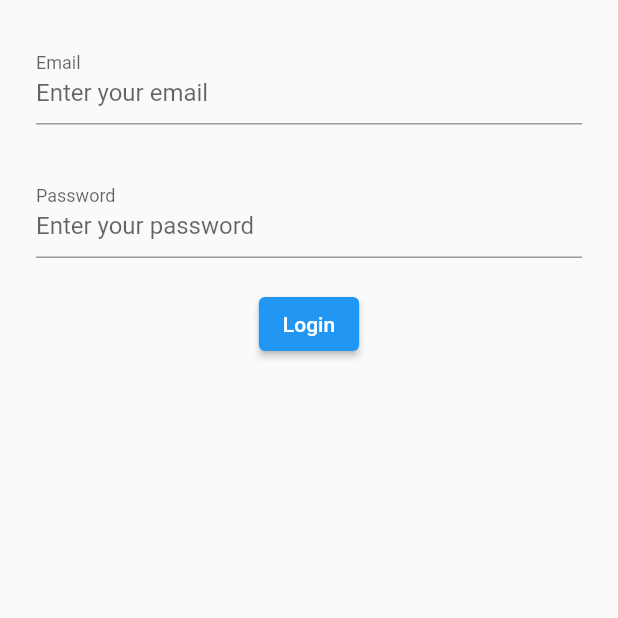
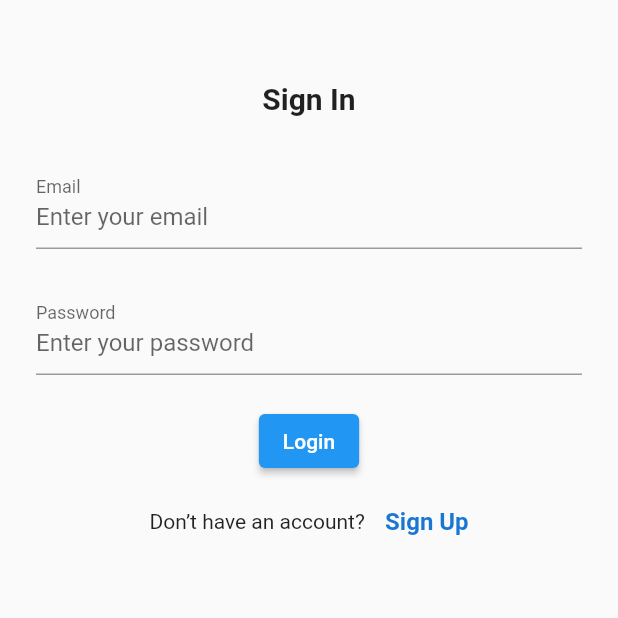
Before and after one commit to casa98/UniFavores-Flutter, a Flutter app: the screen it shows after launch, on a phone screen of 412 x 824 dp, the top half of it. Run offline on Flutter 3.47's test engine with Material 2 defaults, Android fonts, the phone set to English and light mode, and no system bars; our stand-ins replace email_validator, firebase_auth, firebase_core; accounts and stored records are empty.

Commit message:
Setup new Registration

```diff
--- a/lib/screens/auth/login.dart
+++ b/lib/screens/auth/login.dart
@@ -24,14 +24,44 @@
           padding: EdgeInsets.all(24.0),
           child: Form(
             key: _formKey,
+            child: SingleChildScrollView(
               child: Column(
                 children: [
+                  SizedBox(height: 30.0),
+                  Text(
+                    'Sign In',
+                    style: TextStyle(
+                      fontSize: 20.0,
+                      fontWeight: FontWeight.w600,
+                    ),
+                  ),
+                  SizedBox(height: 30.0),
                   buildEmailFormField(),
-                SizedBox(height: 30.0),
+                  SizedBox(height: 25.0),
                   buildPasswordFormField(),
                   SizedBox(height: 20.0),
                   submitButton(),
+                  SizedBox(height: 20.0),
+                  Row(
+                    mainAxisAlignment: MainAxisAlignment.center,
+                    children: [
+                      Text("Don’t have an account? "),
+                      SizedBox(width: 10.0),
+                      GestureDetector(
+                        onTap: () => widget.toggleView(),
+                        child: Text(
+                          "Sign Up",
+                          style: TextStyle(
+                            color: Colors.blue[700],
+                            fontSize: 16.0,
+                            fontWeight: FontWeight.bold,
+                          ),
+                        ),
+                      ),
                     ],
+                  ),
+                ],
+              ),
             ),
           ),
         ),
@@ -41,6 +71,7 @@
 
   TextFormField buildEmailFormField() {
     return TextFormField(
+      keyboardType: TextInputType.emailAddress,
       onChanged: (value) => _email = value,
       validator: (value) {
         if (value.isNotEmpty) {
```
Also changed, not shown: lib/screens/auth/register.dart (+161 -1 lines). Lines whose indentation alone changed are shown as unchanged.
